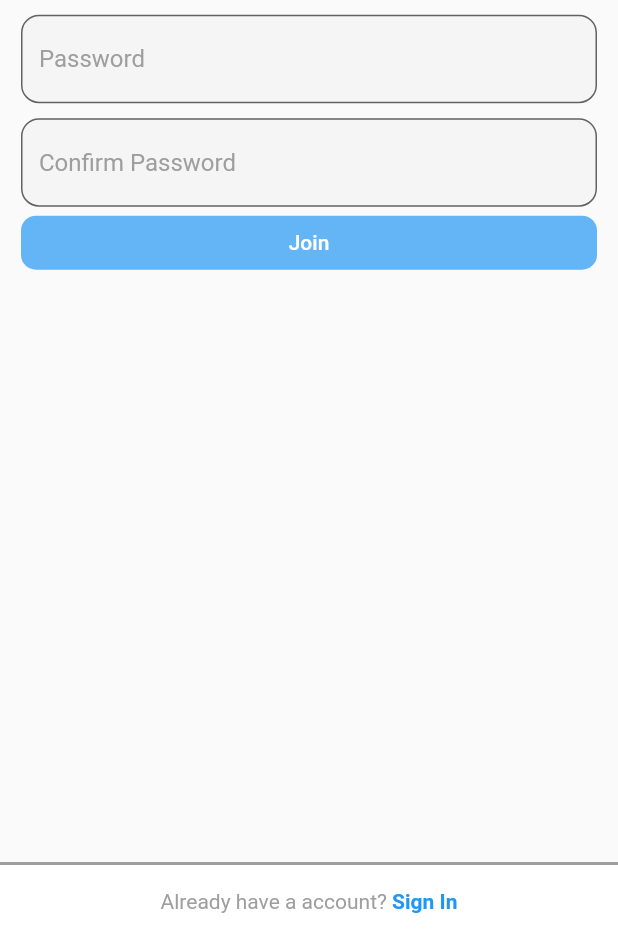
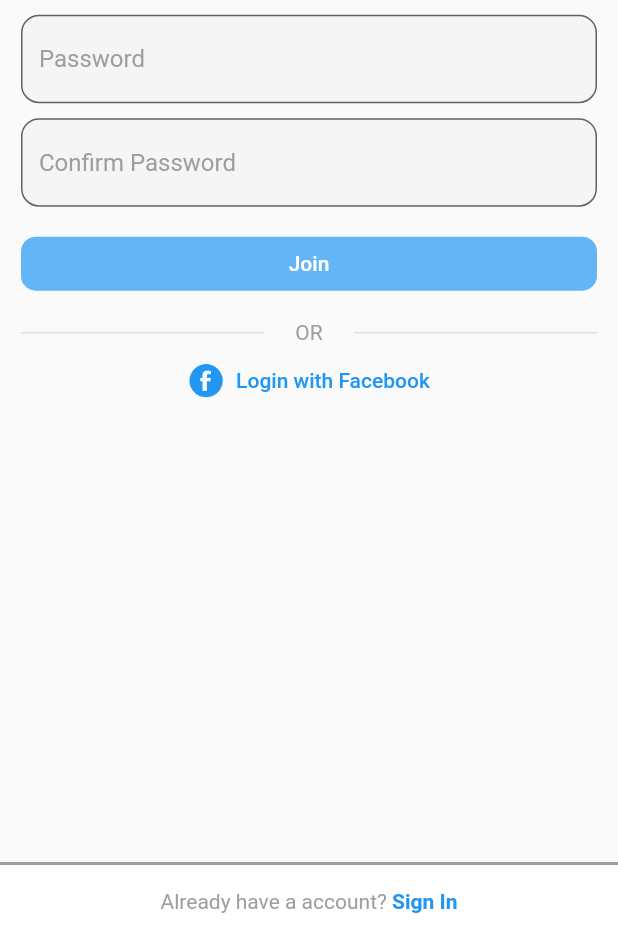
Before and after one commit to Jeongyungeun/instagram_clone, a Flutter app: the screen it shows after launch, on a phone screen of 412 x 824 dp, the part 299-1236 px from its top. Run offline on Flutter 3.47's test engine with Material 2 defaults, Android fonts, the phone set to English and light mode, and no system bars; our stand-ins replace cached_network_image.

Commit message:
Sign up page complete

```diff
--- a/lib/widgets/sign_up_form.dart
+++ b/lib/widgets/sign_up_form.dart
@@ -43,7 +43,9 @@ class _SignUpFormState extends State<SignUpForm> {
                 cursorColor: Colors.black45,
                 controller: _emailController,
                 validator: (email) {
-                  if (email != null && email.isNotEmpty && email.contains('@')) {
+                  if (email != null &&
+                      email.isNotEmpty &&
+                      email.contains('@')) {
                     return null;
                   } else {
                     return '정확한 이메일 주소를 입력해주세요.';
@@ -86,10 +88,33 @@ class _SignUpFormState extends State<SignUpForm> {
                 },
                 decoration: _textInputDeco('Confirm Password'),
               ),
-              TextButton(
+              SizedBox(
+                height: common_gap,
+              ),
+              _submitButton(context),
+              SizedBox(
+                height: common_gap,
+              ),
+              _orDivider(),
+              TextButton.icon(
+                style: ButtonStyle(),
+                onPressed: () {},
+                icon: ImageIcon(AssetImage('assets/image/facebook.png'),color: Colors.blue,),
+                label: Text('Login with Facebook', style: TextStyle(color: Colors.blue),),
+              )
+            ],
+          ),
+        ),
+      ),
+    );
+  }
+
+  TextButton _submitButton(BuildContext context) {
+    return TextButton(
               onPressed: () {
-                  if(_formKey.currentState!.validate()){
-                    Navigator.of(context).pushReplacement(MaterialPageRoute(builder: (context){
+                if (_formKey.currentState!.validate()) {
+                  Navigator.of(context)
+                      .pushReplacement(MaterialPageRoute(builder: (context) {
                     return HomePage();
                   }));
                 }
@@ -104,23 +129,37 @@ class _SignUpFormState extends State<SignUpForm> {
                   borderRadius: BorderRadius.circular(10),
                 ),
               ),
-              )
-            ],
-          ),
-        ),
-      ),
             );
   }
 
+  Stack _orDivider() {
+    return Stack(
+      alignment: Alignment.center,
+      children: [
+        Container(
+          color: Colors.grey[300],
+          height: 1,
+        ),
+        Container(
+          color: Colors.grey[50],
+          height: 3,
+          width: 60,
+        ),
+        Text(
+          'OR',
+          style: TextStyle(color: Colors.grey[500]),
+        )
+      ],
+    );
+  }
 
   // outlineInputBorder 을 method로 빼줄수도 있다.
   InputDecoration _textInputDeco(String hintContents) {
     return InputDecoration(
       focusedBorder: OutlineInputBorder(
-        borderSide: BorderSide(color: Colors.blueAccent,width: 2),
+        borderSide: BorderSide(color: Colors.blueAccent, width: 2),
         borderRadius: BorderRadius.circular(12),
       ),
-
       errorBorder: OutlineInputBorder(
         borderSide: BorderSide(color: Colors.redAccent),
         borderRadius: BorderRadius.circular(12),
```
Lines whose indentation alone changed are shown as unchanged.
